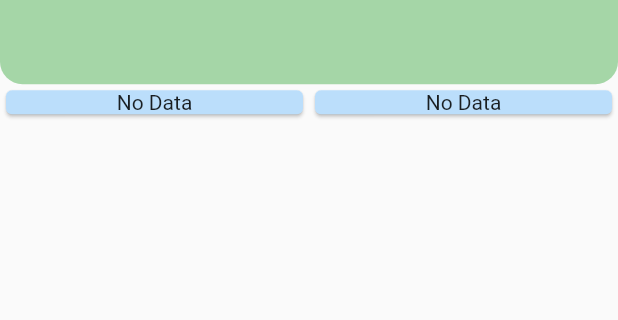
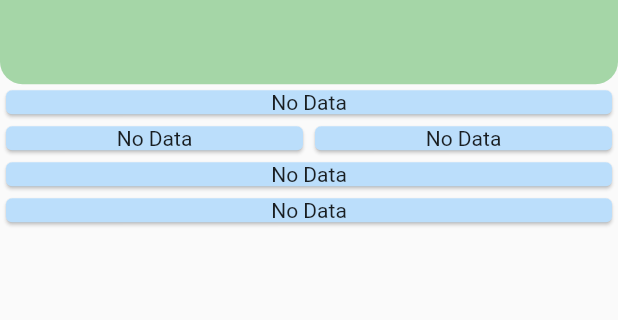
Before and after one commit to jzh001/-FlutterButter-FashCycle, a Flutter app: the HomeScreen screen opened directly, on a phone screen of 412 x 824 dp, the part 247-567 px from its top. Run offline on Flutter 3.47's test engine with Material 2 defaults, Android fonts, the phone set to English and light mode, and no system bars; our stand-ins replace cloud_firestore, firebase_auth, firebase_core, firebase_storage, flutter_custom_clippers, image_picker and 1 more; missing offline and left inert: empty_widget; accounts and stored records are empty.

Commit message:
Added Line Charts

```diff
--- /dev/null
+++ b/lib/charts/carbon_line_chart.dart
@@ -0,0 +1,77 @@
+import 'package:firebase_auth/firebase_auth.dart';
+import 'package:flutter/material.dart';
+import 'package:syncfusion_flutter_charts/charts.dart';
+import 'package:cloud_firestore/cloud_firestore.dart';
+
+// ignore: must_be_immutable
+class CarbonLineChart extends StatefulWidget {
+  String variable;
+
+  CarbonLineChart({required this.variable, super.key});
+
+  @override
+  State<CarbonLineChart> createState() => _CarbonLineChartState();
+}
+
+class _CarbonLineChartState extends State<CarbonLineChart> {
+  List<ChartData> chartData = [];
+
+  @override
+  void initState() {
+    super.initState();
+    fetchData();
+  }
+
+  Future<void> fetchData() async {
+    final data = await fetchDataFromFirestore();
+    setState(() {
+      chartData = data;
+    });
+  }
+
+  @override
+  Widget build(BuildContext context) {
+    return Expanded(
+      child: Card(
+        color: Theme.of(context).primaryColorLight,
+        child: chartData.isNotEmpty
+            ? SfCartesianChart(
+                title: ChartTitle(text: "${widget.variable} Over Time"),
+                primaryXAxis: DateTimeAxis(),
+                series: <ChartSeries>[
+                  LineSeries<ChartData, DateTime>(
+                    dataSource: chartData,
+                    xValueMapper: (ChartData data, _) => data.timestamp,
+                    yValueMapper: (ChartData data, _) => data.value,
+                  ),
+                ],
+              )
+            : const Center(
+                child: Text("No Data"),
+              ),
+      ),
+    );
+  }
+
+  Future<List<ChartData>> fetchDataFromFirestore() async {
+    final snapshot = await FirebaseFirestore.instance
+        .collection('Users')
+        .doc(FirebaseAuth.instance.currentUser!.uid)
+        .collection("History")
+        .orderBy("Timestamp")
+        .get();
+
+    return snapshot.docs.map((doc) {
+      final timestamp = (doc.data()['Timestamp'] as Timestamp).toDate();
+      final value = doc.data()[widget.variable] as double;
+      return ChartData(timestamp, value);
+    }).toList();
+  }
+}
+
+class ChartData {
+  final DateTime timestamp;
+  final double value;
+
+  ChartData(this.timestamp, this.value);
+}
--- a/lib/screens/home_screen.dart
+++ b/lib/screens/home_screen.dart
@@ -1,4 +1,5 @@
 import 'package:flutter/material.dart';
+import 'package:flutterbutter/charts/carbon_line_chart.dart';
 import 'package:flutterbutter/charts/shopping_pie_chart.dart';
 import 'package:flutterbutter/charts/fabric_pie_chart.dart';
 import 'package:flutterbutter/widgets/app_drawer.dart';
@@ -32,10 +33,25 @@ class HomeScreen extends StatelessWidget {
                   style: Theme.of(context).textTheme.displaySmall,
                 ),
               )),
-          Row(children: [
-            FabricPieChart(),
-            ShoppingPieChart(),
-          ]),
+          Expanded(
+            child: SizedBox(
+              child: ListView(children: [
+                CarbonLineChart(
+                  variable: "Carbon Savings",
+                ),
+                const Row(children: [
+                  FabricPieChart(),
+                  ShoppingPieChart(),
+                ]),
+                CarbonLineChart(
+                  variable: "Total Fabric",
+                ),
+                CarbonLineChart(
+                  variable: "Spending",
+                ),
+              ]),
+            ),
+          ),
         ],
       ),
     );
```
